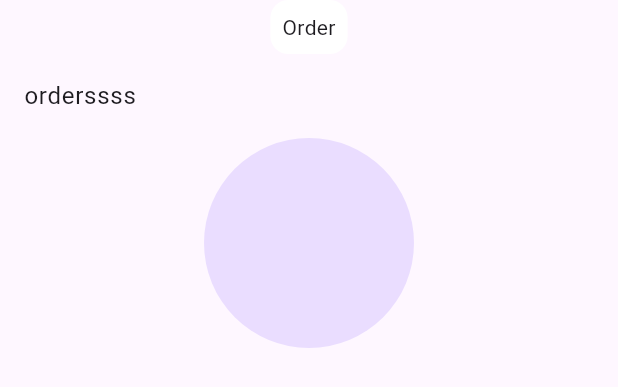
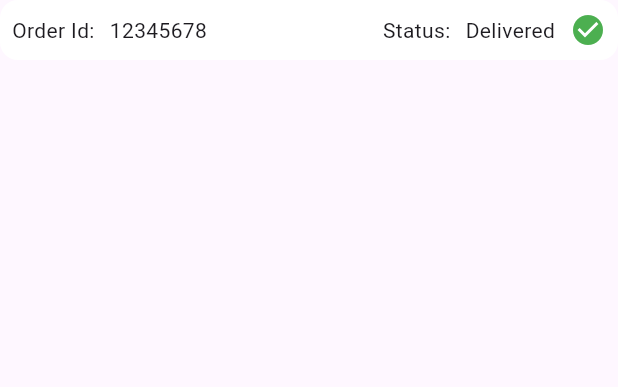
Before and after one commit to fathimafida/shop_app, a Flutter app: the OrderView widget shown alone on an empty page, opened directly, on a phone screen of 412 x 824 dp. Shown: the top 387 px of the screen. Run offline on Flutter 3.47's test engine with Material 3 defaults, Android fonts, the light colour scheme and no system bars; our stand-ins replace carousel_slider, curved_navigation_bar, device_preview, dio, dots_indicator, flutter_bloc and 1 more; network calls fail.

Commit message:
changes added

```diff
--- a/lib/features/orders/order_view.dart
+++ b/lib/features/orders/order_view.dart
@@ -16,14 +16,29 @@ class OrderView extends StatelessWidget {
             ),
             child: Padding(
               padding: const EdgeInsets.all(8.0),
-              child: Text("Order"),
+              child: Row(
+                children: [
+                  Text("Order Id:"),
+                  SizedBox(
+                    width: 10,
+                  ),
+                  Text("12345678"),
+                  Spacer(),
+                  Text("Status:"),
+                  SizedBox(
+                    width: 10,
+                  ),
+                  Text("Delivered"),
+                  SizedBox(
+                    width: 10,
+                  ),
+                  Icon(
+                    Icons.check_circle,
+                    color: Colors.green,
+                  ),
+                ],
+              ),
             )),
-        ListTile(
-          title: Text("orderssss"),
-        ),
-        CircleAvatar(
-          radius: 70,
-        )
       ],
     ));
   }
```
Also changed, not shown: lib/features/detailPage/view/product_detail_page.dart (+6 -6 lines), lib/features/home/widgets/category_card.dart (+0 -8 lines), lib/features/profile/profile_view.dart (+11 -2 lines).
